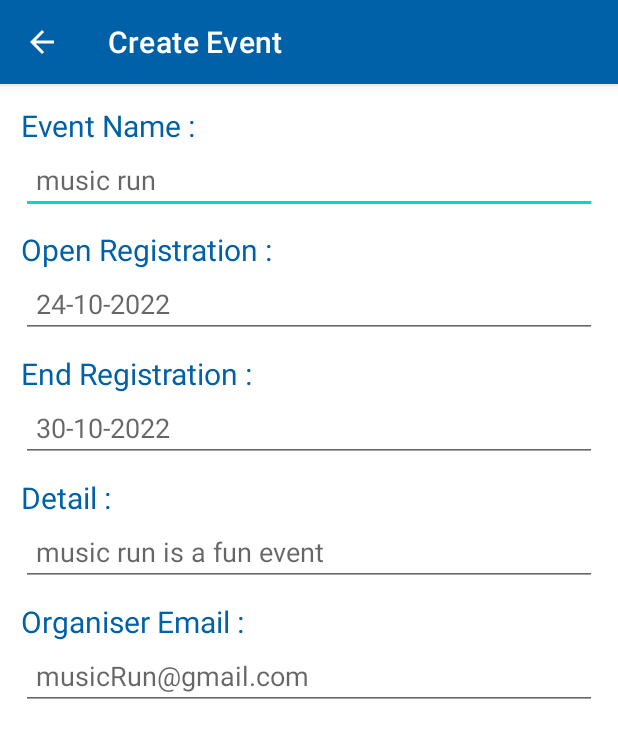
After one commit to Totroeujin/UmLife, an Android app: the CreateOrEditEventActivity screen opened directly, with no data from a screen before it, on a phone screen of 412 x 824 dp. The commit adds this screen. Shown: the top 738 px of the screen. Run offline under Robolectric (Android 15) with nearby library versions, the phone set to English and light mode, and no system bars.

Commit message:
create event ui

```diff
--- a/app/src/main/AndroidManifest.xml
+++ b/app/src/main/AndroidManifest.xml
@@ -13,6 +13,12 @@
         android:theme="@style/Theme.UmLife"
         tools:targetApi="31">
         <activity
+            android:name=".CreateOrEditEventActivity"
+            android:theme="@style/Theme.UmLife"
+            android:label="Create Event"
+            android:exported="false"
+            android:parentActivityName=".HomePageActivity" />
+        <activity
             android:name=".RegisterActivity"
             android:exported="false"
             android:label="@string/title_activity_register"
@@ -22,7 +28,6 @@
             android:exported="true"
             android:label="@string/title_activity_login"
             android:theme="@style/Theme.UmLife.NoActionBar">
-
             <intent-filter>
                 <action android:name="android.intent.action.MAIN" />
 
@@ -31,13 +36,13 @@
         </activity>
         <activity
             android:name=".HomePageActivity"
+            android:theme="@style/Theme.UmLife.NoActionBar"
             android:exported="true" />
         <activity
             android:name=".MainActivity"
             android:exported="true"
             android:label="@string/app_name"
             android:theme="@style/Theme.UmLife.NoActionBar">
-
             <meta-data
                 android:name="android.app.lib_name"
                 android:value="" />
--- /dev/null
+++ b/app/src/main/java/com/example/umlife/CreateOrEditEventActivity.java
@@ -0,0 +1,22 @@
+package com.example.umlife;
+
+import androidx.appcompat.app.AppCompatActivity;
+import androidx.appcompat.widget.Toolbar;
+
+import android.os.Bundle;
+import android.view.View;
+
+public class CreateOrEditEventActivity extends AppCompatActivity {
+
+    @Override
+    protected void onCreate(Bundle savedInstanceState) {
+        super.onCreate(savedInstanceState);
+        setContentView(R.layout.activity_create_or_edit_event);
+
+        try {
+
+        } catch (Exception e) {
+            System.out.println(e);
+        }
+    }
+}
--- a/app/src/main/java/com/example/umlife/ProfileFragment.java
+++ b/app/src/main/java/com/example/umlife/ProfileFragment.java
@@ -71,6 +71,10 @@ public class ProfileFragment extends Fragment{
     TextView logout;
     CircleImageView logoutIcon;
 
+    //Create Event
+    TextView createEvent;
+    CircleImageView createEventIcon;
+
     //Creating View
     @Override
     public View onCreateView(LayoutInflater inflater, ViewGroup container,
@@ -89,35 +93,46 @@ public class ProfileFragment extends Fragment{
             //Assign id to variable
             logout = view.findViewById(R.id.logOut);
             logoutIcon = view.findViewById(R.id.logOutIcon);
-
+            createEvent = view.findViewById(R.id.createEvent);
+            createEventIcon = view.findViewById(R.id.createEventIcon);
 
             String FILE_NAME = "myFile";
-
 
             //Define action onClick
             logout.setOnClickListener(new View.OnClickListener() {
                 @Override
                 public void onClick(View view) {
-                    Intent intent = new Intent(getActivity(), LoginActivity.class);
-
                     //Delete shared preferences to avoid auto login
                     SharedPreferences sharedPreferences = getContext().getSharedPreferences(FILE_NAME, 0);
                     sharedPreferences.edit().clear().commit();
 
-                    startActivity(intent);
+                    getActivity().finish();
                 }
             });
 
             logoutIcon.setOnClickListener(new View.OnClickListener() {
                 @Override
                 public void onClick(View view) {
-                    Intent intent = new Intent(getActivity(), LoginActivity.class);
-
                     //Delete shared preferences to avoid auto login
                     SharedPreferences sharedPreferences = getContext().getSharedPreferences(FILE_NAME, 0);
                     sharedPreferences.edit().clear().commit();
 
-                    startActivity(intent);
+                    getActivity().finish();
+                }
+            });
+
+            //Define action onClick
+            createEvent.setOnClickListener(new View.OnClickListener() {
+                @Override
+                public void onClick(View view) {
+
+                }
+            });
+
+            createEventIcon.setOnClickListener(new View.OnClickListener() {
+                @Override
+                public void onClick(View view) {
+
                 }
             });
 
--- /dev/null
+++ b/app/src/main/res/layout/activity_create_or_edit_event.xml
@@ -0,0 +1,110 @@
+<?xml version="1.0" encoding="utf-8"?>
+<androidx.constraintlayout.widget.ConstraintLayout xmlns:android="http://schemas.android.com/apk/res/android"
+    xmlns:app="http://schemas.android.com/apk/res-auto"
+    xmlns:tools="http://schemas.android.com/tools"
+    android:layout_width="match_parent"
+    android:layout_height="match_parent"
+    tools:context=".CreateOrEditEventActivity">
+
+    <LinearLayout
+        android:layout_width="match_parent"
+        android:layout_height="wrap_content"
+        android:orientation="vertical">
+
+        <FrameLayout
+            android:id="@+id/fragment_container"
+            android:layout_width="match_parent"
+            android:layout_height="match_parent"
+            android:layout_margin="14dp"
+            app:layout_behavior="@string/appbar_scrolling_view_behavior">
+
+            <LinearLayout
+                android:layout_width="match_parent"
+                android:layout_height="wrap_content"
+                android:orientation="vertical">
+
+                <TextView
+                    android:layout_width="wrap_content"
+                    android:layout_height="wrap_content"
+                    android:text="Event Name : "
+                    android:textColor="@color/dark_blue"
+                    android:textSize="20dp"/>
+
+                <EditText
+                    android:id="@+id/eventName"
+                    android:layout_width="match_parent"
+                    android:layout_height="match_parent"
+                    android:layout_marginBottom="10dp"
+                    android:paddingLeft="10dp"
+                    android:hint="music run"/>
+
+                <TextView
+                    android:layout_width="wrap_content"
+                    android:layout_height="wrap_content"
+                    android:text="Open Registration : "
+                    android:textColor="@color/dark_blue"
+                    android:textSize="20dp"/>
+
+                <EditText
+                    android:id="@+id/openRegistration"
+                    android:layout_width="match_parent"
+                    android:layout_height="match_parent"
+                    android:layout_marginBottom="10dp"
+                    android:paddingLeft="10dp"
+                    android:inputType="date"
+                    android:hint="24-10-2022"/>
+
+                <TextView
+                    android:layout_width="wrap_content"
+                    android:layout_height="wrap_content"
+                    android:text="End Registration : "
+                    android:textColor="@color/dark_blue"
+                    android:textSize="20dp"/>
+
+                <EditText
+                    android:id="@+id/endRegistration"
+                    android:layout_width="match_parent"
+                    android:layout_height="match_parent"
+                    android:layout_marginBottom="10dp"
+                    android:paddingLeft="10dp"
+                    android:inputType="date"
+                    android:hint="30-10-2022"/>
+
+                <TextView
+                    android:layout_width="wrap_content"
+                    android:layout_height="wrap_content"
+                    android:text="Detail : "
+                    android:textColor="@color/dark_blue"
+                    android:textSize="20dp"/>
+
+                <EditText
+                    android:id="@+id/eventDetail"
+                    android:layout_width="match_parent"
+                    android:layout_height="match_parent"
+                    android:layout_marginBottom="10dp"
+                    android:paddingLeft="10dp"
+                    android:hint="music run is a fun event"/>
+
+                <TextView
+                    android:id="@+id/organiserEmailLocate"
+                    android:layout_width="wrap_content"
+                    android:layout_height="wrap_content"
+                    android:text="Organiser Email : "
+                    android:textColor="@color/dark_blue"
+                    android:textSize="20dp"/>
+
+                // can set to hide this organiser email
+                <EditText
+                    android:id="@+id/organiserEmail"
+                    android:layout_width="match_parent"
+                    android:layout_height="match_parent"
+                    android:layout_marginBottom="10dp"
+                    android:paddingLeft="10dp"
+                    android:hint="musicRun@gmail.com"/>
+
+            </LinearLayout>
+        </FrameLayout>
+
+    </LinearLayout>
+
+</androidx.constraintlayout.widget.ConstraintLayout>
--- a/app/src/main/res/layout/fragment_profile.xml
+++ b/app/src/main/res/layout/fragment_profile.xml
@@ -123,6 +123,7 @@
                     android:layout_width="70dp"
                     android:layout_height="70dp"
                     android:layout_margin="25dp"
+                    android:id="@+id/createEventIcon"
                     android:src="@drawable/icon_create_event" />
 
                 <Space
--- a/app/src/main/res/values/colors.xml
+++ b/app/src/main/res/values/colors.xml
@@ -7,4 +7,9 @@
     <color name="teal_700">#FF018786</color>
     <color name="black">#FF000000</color>
     <color name="white">#FFFFFFFF</color>
+
+    <color name="background">#FBE0C4</color>
+    <color name="light_blue">#8AB6D6</color>
+    <color name="common_blue">#2978B5</color>
+    <color name="dark_blue">#0061A8</color>
 </resources>
--- a/app/src/main/res/values/themes.xml
+++ b/app/src/main/res/values/themes.xml
@@ -1,8 +1,8 @@
 <resources xmlns:tools="http://schemas.android.com/tools">
     <!-- Base application theme. -->
-    <style name="Theme.UmLife" parent="Theme.MaterialComponents.DayNight.NoActionBar">
+    <style name="Theme.UmLife" parent="Theme.MaterialComponents.DayNight.DarkActionBar">
         <!-- Primary brand color. -->
-        <item name="colorPrimary">@color/purple_500</item>
+        <item name="colorPrimary">@color/dark_blue</item>
         <item name="colorPrimaryVariant">@color/purple_700</item>
         <item name="colorOnPrimary">@color/white</item>
         <!-- Secondary brand color. -->
```
